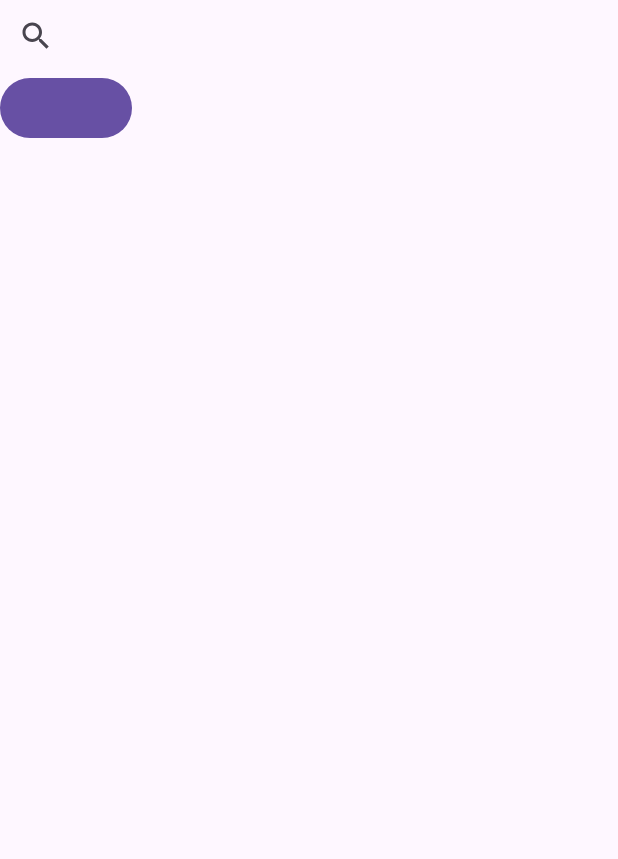
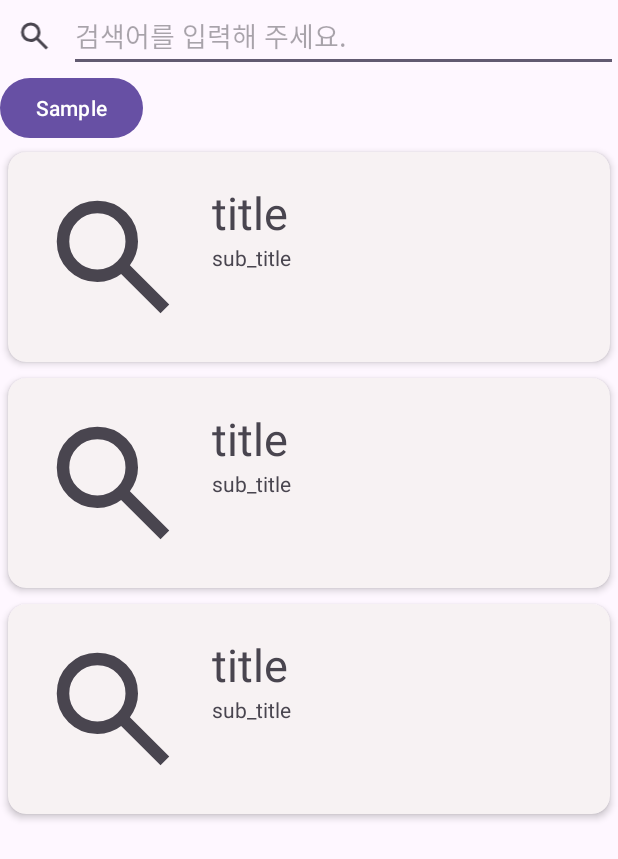
Before and after one commit to nbcamp-14-team/newsoop, an Android app: the layout fragment_search.xml on its own in the app's theme, with its tools: preview values and no code run, on a phone screen of 412 x 824 dp. Shown: the top 859 px of the screen. Run offline under Robolectric (Android 15) with nearby library versions, the phone set to English and light mode, and no system bars.

Commit message:
[design] : search layout cardview 넣기

```diff
--- a/app/build.gradle.kts
+++ b/app/build.gradle.kts
@@ -59,5 +59,9 @@ dependencies {
     implementation ("org.jetbrains.kotlinx:kotlinx-coroutines-core:1.3.7")
     implementation ("org.jetbrains.kotlinx:kotlinx-coroutines-android:1.3.0")
     implementation ("com.google.guava:guava:27.0.1-android")
+    //cardView
+    implementation ("androidx.recyclerview:recyclerview-selection:1.1.0-rc03")
+    implementation ("androidx.recyclerview:recyclerview:1.1.0")
+    implementation ("androidx.cardview:cardview:1.0.0")
 
 }
--- /dev/null
+++ b/app/src/main/res/drawable/ic_search.xml
@@ -0,0 +1,10 @@
+<vector xmlns:android="http://schemas.android.com/apk/res/android"
+    android:width="24dp"
+    android:height="24dp"
+    android:viewportWidth="960"
+    android:viewportHeight="960"
+    android:tint="?attr/colorControlNormal">
+  <path
+      android:fillColor="@android:color/white"
+      android:pathData="M784,840L532,588Q502,612 463,626Q424,640 380,640Q271,640 195.5,564.5Q120,489 120,380Q120,271 195.5,195.5Q271,120 380,120Q489,120 564.5,195.5Q640,271 640,380Q640,424 626,463Q612,502 588,532L840,784L784,840ZM380,560Q455,560 507.5,507.5Q560,455 560,380Q560,305 507.5,252.5Q455,200 380,200Q305,200 252.5,252.5Q200,305 200,380Q200,455 252.5,507.5Q305,560 380,560Z"/>
+</vector>
--- a/app/src/main/res/layout/fragment_search.xml
+++ b/app/src/main/res/layout/fragment_search.xml
@@ -7,43 +7,49 @@
     tools:context=".SearchFragment">
 
     <LinearLayout
-        android:id="@+id/search_edit_frame"
-        android:layout_width="match_parent"
+        android:id="@+id/searchView"
+        android:layout_width="0dp"
+        android:layout_height="wrap_content"
+        android:orientation="horizontal"
+        app:layout_constraintEnd_toEndOf="parent"
+        app:layout_constraintStart_toStartOf="parent"
+        app:layout_constraintTop_toTopOf="parent">
+        <ImageView
+            android:id="@+id/search_search_btn"
+            android:layout_weight="1"
+            android:layout_gravity="center_vertical"
+            android:src="@drawable/ic_search"
+            android:layout_width="wrap_content"
+            android:layout_height="wrap_content"/>
+        <EditText
+            android:id="@+id/search_input"
+            android:layout_weight="8"
+            android:layout_width="wrap_content"
+            android:layout_height="wrap_content"
+            android:hint="검색어를 입력해 주세요."/>
+    </LinearLayout>
+
+    <HorizontalScrollView
+        android:id="@+id/search_tag_frame"
+        android:layout_width="0dp"
         android:layout_height="wrap_content"
         app:layout_constraintEnd_toEndOf="parent"
         app:layout_constraintStart_toStartOf="parent"
-        app:layout_constraintTop_toTopOf="parent"
-        android:orientation="horizontal">
+        app:layout_constraintTop_toBottomOf="@+id/searchView">
 
-        <androidx.appcompat.widget.SearchView
-            android:layout_width="match_parent"
-            android:layout_height="wrap_content"/>
+        <Button
+            android:text="Sample"
+            android:layout_width="wrap_content"
+            android:layout_height="wrap_content" />
 
-    </LinearLayout>
+    </HorizontalScrollView>
 
-    <LinearLayout
-        android:id="@+id/search_tag_frame"
-        android:layout_width="match_parent"
-        android:layout_height="wrap_content"
-        app:layout_constraintEnd_toEndOf="parent"
-        app:layout_constraintStart_toStartOf="parent"
-        app:layout_constraintTop_toBottomOf="@+id/search_edit_frame"
-        android:orientation="horizontal">
-        <Button
-            android:layout_width="wrap_content"
-            android:layout_height="wrap_content"/>
-    </LinearLayout>
-
-    <androidx.core.widget.NestedScrollView
-        android:layout_width="match_parent"
+    <androidx.recyclerview.widget.RecyclerView
+        android:layout_width="0dp"
         android:layout_height="0dp"
         app:layout_constraintBottom_toBottomOf="parent"
         app:layout_constraintEnd_toEndOf="parent"
         app:layout_constraintStart_toStartOf="parent"
-        app:layout_constraintTop_toBottomOf="@+id/search_tag_frame">
-
-        <androidx.recyclerview.widget.RecyclerView
-            android:layout_width="match_parent"
-            android:layout_height="0dp" />
-    </androidx.core.widget.NestedScrollView>
+        tools:listitem="@layout/fragment_search_item"
+        app:layout_constraintTop_toBottomOf="@+id/search_tag_frame" />
 </androidx.constraintlayout.widget.ConstraintLayout>
--- /dev/null
+++ b/app/src/main/res/layout/fragment_search_item.xml
@@ -0,0 +1,52 @@
+<?xml version="1.0" encoding="utf-8"?>
+
+<androidx.cardview.widget.CardView xmlns:android="http://schemas.android.com/apk/res/android"
+    xmlns:card_view="http://schemas.android.com/apk/res-auto"
+    android:id="@+id/card_view"
+    android:layout_width="match_parent"
+    android:layout_height="wrap_content"
+    android:layout_margin="5dp"
+    card_view:cardBackgroundColor="#f7f2f3"
+    card_view:cardCornerRadius="12dp"
+    card_view:cardElevation="3dp"
+    card_view:contentPadding="4dp">
+
+    <RelativeLayout
+        android:layout_width="match_parent"
+        android:layout_height="wrap_content"
+        android:padding="16dp">
+
+        <ImageView
+            android:id="@+id/item_image"
+            android:layout_width="100dp"
+            android:layout_height="100dp"
+            android:layout_alignParentStart="true"
+            android:layout_alignParentLeft="true"
+            android:layout_alignParentTop="true"
+            android:layout_marginEnd="16dp"
+            android:layout_marginRight="16dp"
+            android:src="@drawable/ic_search" />
+
+
+        <TextView
+            android:id="@+id/item_title"
+            android:layout_width="wrap_content"
+            android:layout_height="wrap_content"
+            android:layout_alignParentTop="true"
+            android:layout_toEndOf="@+id/item_image"
+            android:layout_toRightOf="@id/item_image"
+            android:text="title"
+            android:textSize="30sp" />
+
+        <TextView
+            android:id="@+id/item_detail"
+            android:layout_width="wrap_content"
+            android:layout_height="wrap_content"
+            android:layout_below="@+id/item_title"
+            android:layout_toEndOf="@+id/item_image"
+            android:layout_toRightOf="@+id/item_image"
+            android:text="sub_title" />
+
+    </RelativeLayout>
+
+</androidx.cardview.widget.CardView>
```
